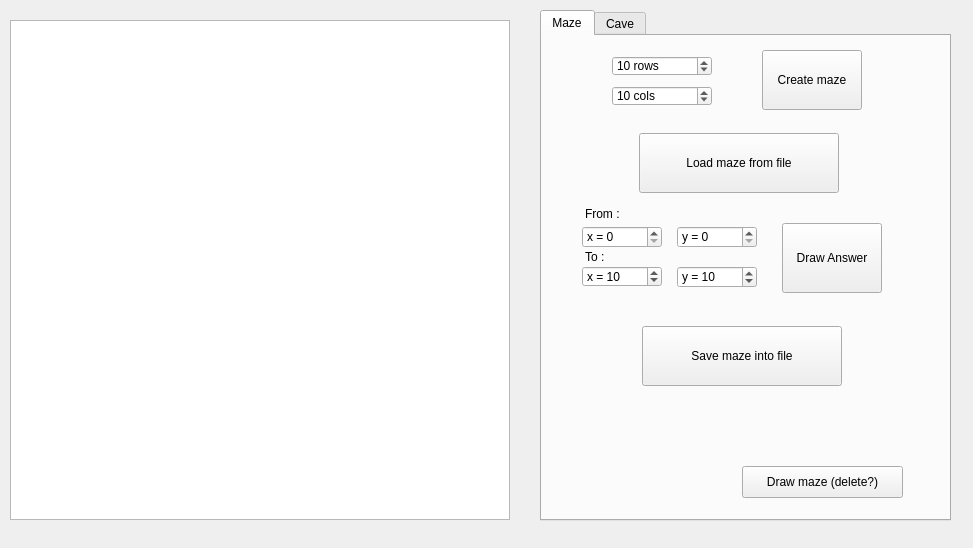
Qt form src/view/view.ui (superhacker2002/maze) before a commit.
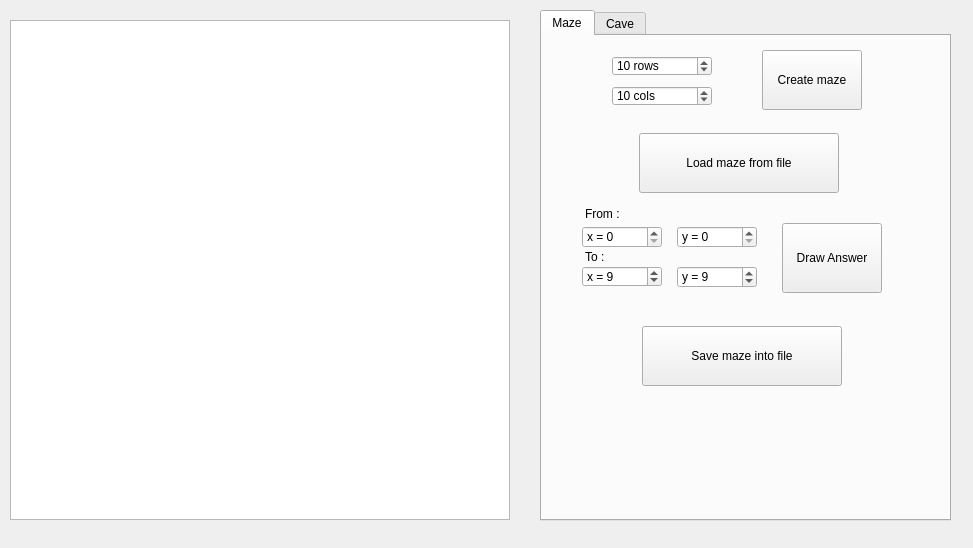
The same form after that commit. The open tabs and pages were chosen to show the change.

The edit to the form file:
```diff
--- a/src/view/view.ui
+++ b/src/view/view.ui
@@ -43,19 +43,6 @@
        <string>Load maze from file</string>
       </property>
      </widget>
-     <widget class="QPushButton" name="draw_maze_button">
-      <property name="geometry">
-       <rect>
-        <x>200</x>
-        <y>430</y>
-        <width>161</width>
-        <height>32</height>
-       </rect>
-      </property>
-      <property name="text">
-       <string>Draw maze (delete?)</string>
-      </property>
-     </widget>
      <widget class="QPushButton" name="random_maze_button">
       <property name="geometry">
        <rect>
@@ -192,7 +179,7 @@
        <number>100</number>
       </property>
       <property name="value">
-       <number>10</number>
+       <number>9</number>
       </property>
      </widget>
      <widget class="QSpinBox" name="y2_spinbox">
@@ -214,7 +201,7 @@
        <number>100</number>
       </property>
       <property name="value">
-       <number>10</number>
+       <number>9</number>
       </property>
      </widget>
      <widget class="QPushButton" name="save_maze_button">
```
